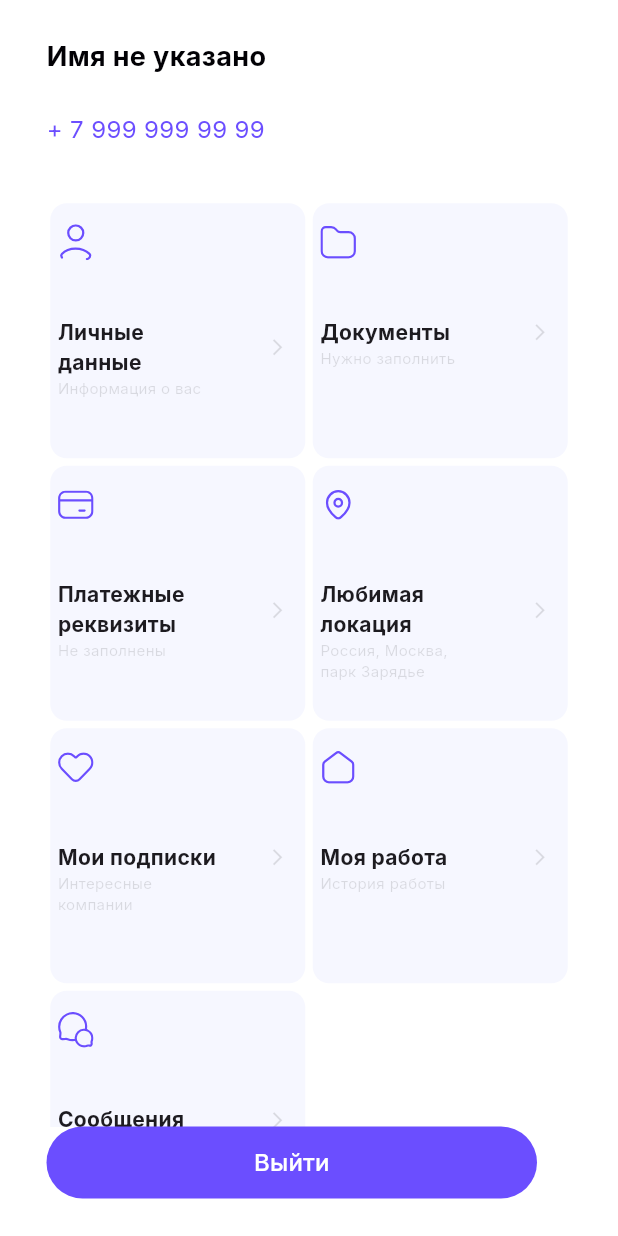
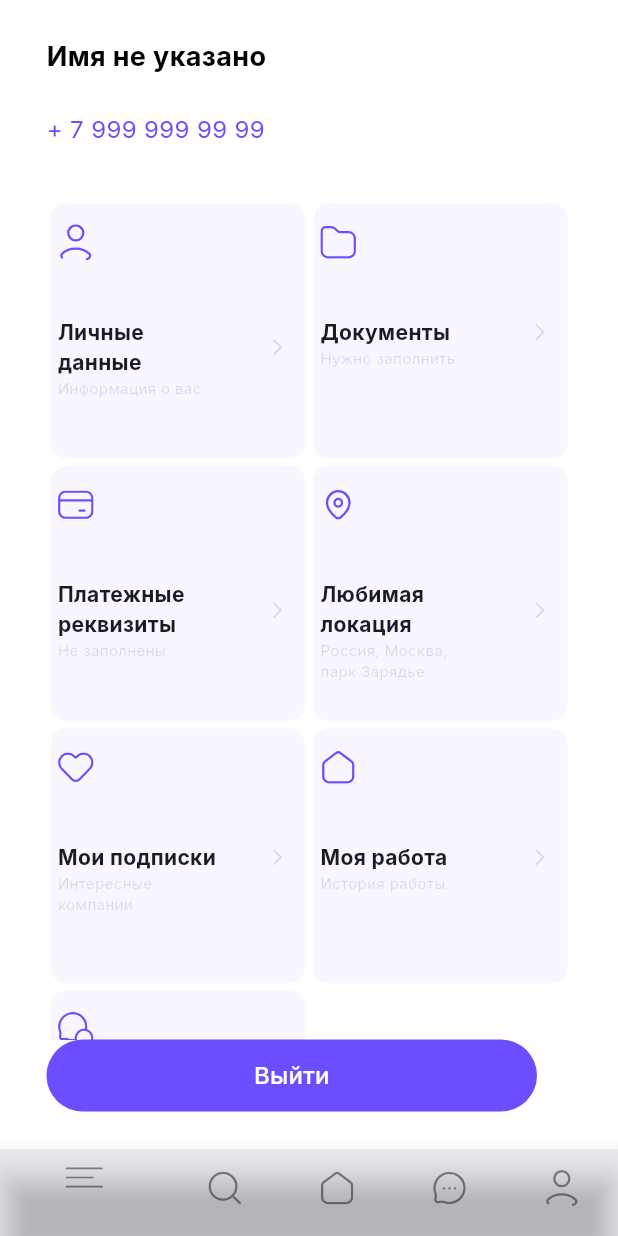
Before and after one commit to vachtung-gigabidze/flutter_figma_ui_lab, a Flutter app: the screen it shows after launch, on a phone screen of 412 x 824 dp. Run offline on Flutter 3.47's test engine with Material 3 defaults, Android fonts, the phone set to English and light mode, and no system bars; our stand-ins replace flutter_svg, google_fonts.

Commit message:
profile page button

```diff
--- /dev/null
+++ b/lib/jobby/data/profile_card.dart
@@ -0,0 +1,39 @@
+import 'package:flutter_figma_template/jobby/models/profile_card.dart';
+
+final profileCards = <ProfileCard>[
+  ProfileCard(
+    imageName: "account",
+    title: "Личные данные",
+    description: "Информация о вас",
+  ),
+  ProfileCard(
+    imageName: "folder",
+    title: "Документы",
+    description: "Нужно заполнить",
+  ),
+  ProfileCard(
+    imageName: "payment",
+    title: "Платежные реквизиты",
+    description: "Не заполнены",
+  ),
+  ProfileCard(
+    imageName: "location",
+    title: "Любимая локация",
+    description: "Россия, Москва, парк Зарядье",
+  ),
+  ProfileCard(
+    imageName: "heart",
+    title: "Мои подписки",
+    description: "Интересные компании",
+  ),
+  ProfileCard(
+    imageName: "house",
+    title: "Моя работа",
+    description: "История работы",
+  ),
+  ProfileCard(
+    imageName: "chat",
+    title: "Сообщения",
+    description: "Переписка с работодателями",
+  ),
+];
--- /dev/null
+++ b/lib/jobby/models/profile_card.dart
@@ -0,0 +1,10 @@
+class ProfileCard {
+  final String imageName;
+  final String title;
+  final String description;
+  ProfileCard({
+    required this.imageName,
+    required this.title,
+    required this.description,
+  });
+}
--- a/lib/jobby/pages/profile/page.dart
+++ b/lib/jobby/pages/profile/page.dart
@@ -1,17 +1,8 @@
 // ignore_for_file: public_member_api_docs, sort_constructors_first
 import 'package:flutter/material.dart';
+import 'package:flutter_figma_template/jobby/data/profile_card.dart';
+import 'package:flutter_figma_template/jobby/models/profile_card.dart';
 import 'package:flutter_svg/svg.dart';
-
-class ProfileCard {
-  final String imageName;
-  final String title;
-  final String description;
-  ProfileCard({
-    required this.imageName,
-    required this.title,
-    required this.description,
-  });
-}
 
 class ProfilePage extends StatefulWidget {
   const ProfilePage({super.key});
@@ -31,48 +22,58 @@ class _ProfilePageState extends State<ProfilePage> {
     super.dispose();
   }
 
-  final profileCards = <ProfileCard>[
-    ProfileCard(
-      imageName: "account",
-      title: "Личные данные",
-      description: "Информация о вас",
-    ),
-    ProfileCard(
-      imageName: "folder",
-      title: "Документы",
-      description: "Нужно заполнить",
-    ),
-    ProfileCard(
-      imageName: "payment",
-      title: "Платежные реквизиты",
-      description: "Не заполнены",
-    ),
-    ProfileCard(
-      imageName: "location",
-      title: "Любимая локация",
-      description: "Россия, Москва, парк Зарядье",
-    ),
-    ProfileCard(
-      imageName: "heart",
-      title: "Мои подписки",
-      description: "Интересные компании",
-    ),
-    ProfileCard(
-      imageName: "house",
-      title: "Моя работа",
-      description: "История работы",
-    ),
-    ProfileCard(
-      imageName: "chat",
-      title: "Сообщения",
-      description: "Переписка с работодателями",
-    ),
-  ];
-
   @override
   Widget build(BuildContext context) {
     return Scaffold(
       backgroundColor: Colors.white,
+      bottomNavigationBar: BottomNavigationBar(
+        items: [
+          BottomNavigationBarItem(
+            label: '',
+            icon: SizedBox(
+              height: 14,
+              width: 27,
+              child: SvgPicture.asset(
+                'assets/jobby/burger.svg',
+                fit: BoxFit.scaleDown,
+                color: Colors.black45,
+              ),
+            ),
+          ),
+          BottomNavigationBarItem(
+            label: '',
+            icon: SvgPicture.asset(
+              'assets/jobby/search.svg',
+              fit: BoxFit.scaleDown,
+              color: Colors.black45,
+            ),
+          ),
+          BottomNavigationBarItem(
+            label: '',
+            icon: SvgPicture.asset(
+              'assets/jobby/house.svg',
+              fit: BoxFit.scaleDown,
+              color: Colors.black45,
+            ),
+          ),
+          BottomNavigationBarItem(
+            label: '',
+            icon: SvgPicture.asset(
+              'assets/jobby/message.svg',
+              fit: BoxFit.scaleDown,
+              color: Colors.black45,
+            ),
+          ),
+          BottomNavigationBarItem(
+            label: '',
+            icon: SvgPicture.asset(
+              'assets/jobby/account.svg',
+              fit: BoxFit.scaleDown,
+              color: Colors.black45,
+            ),
+          ),
+        ],
+      ),
       body: Center(
         child: SizedBox(
           width: 400,
```
